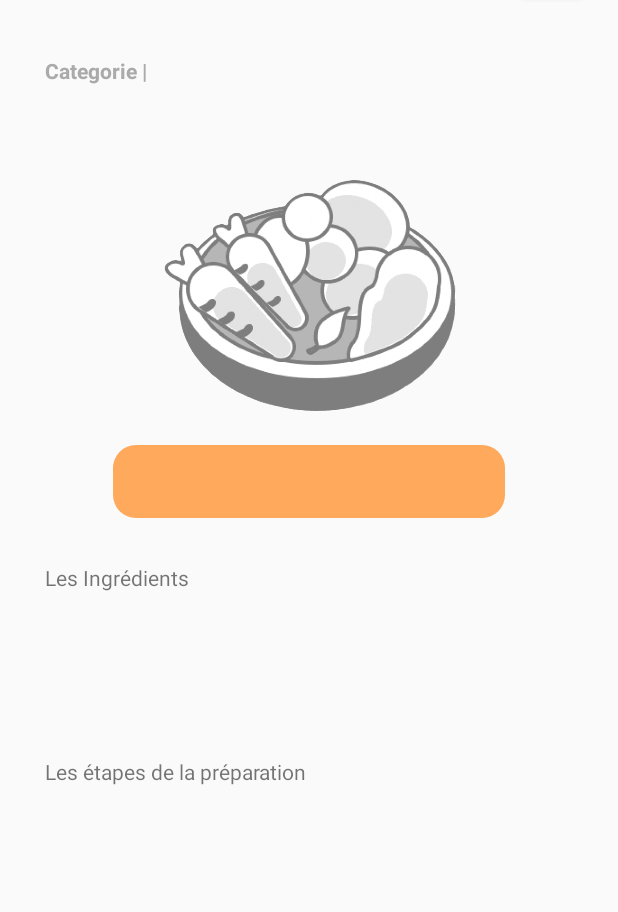
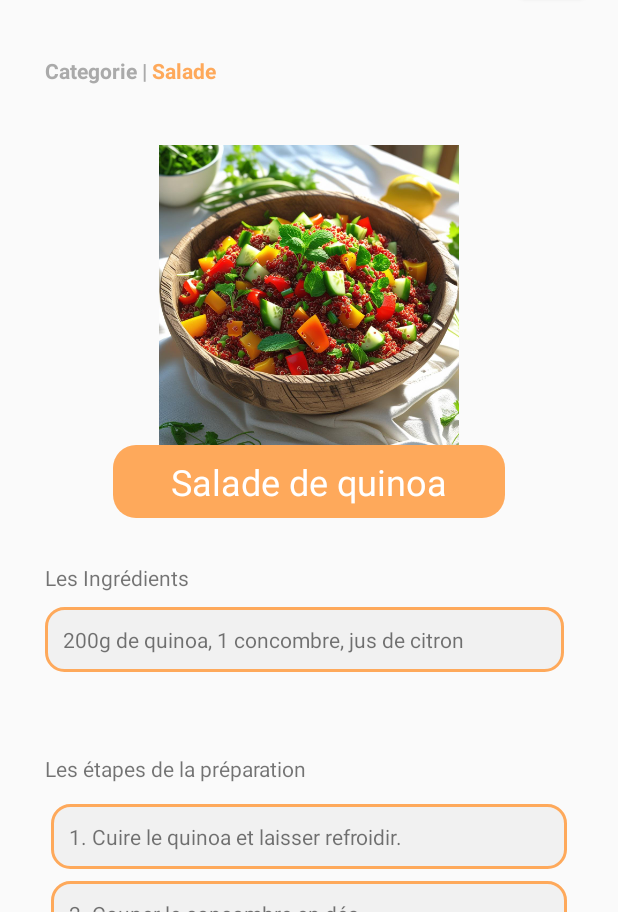
Before and after one commit to EmileDevGit/cuisto, an Android app: the screen it shows after launch (AfficherRecetteDetailActivity), on a phone screen of 412 x 824 dp, the part 324-1236 px from its top. Run offline under Robolectric (Android 15) with nearby library versions, the phone set to English and light mode, and no system bars; our stand-ins replace Room's generated code.

Commit message:
Amelioration du ui et ViewModel

```diff
--- a/cuisto/app/src/main/java/com/moineaux/cuisto/ui/AfficherRecetteDetailActivity.kt
+++ b/cuisto/app/src/main/java/com/moineaux/cuisto/ui/AfficherRecetteDetailActivity.kt
@@ -1,6 +1,8 @@
 package com.moineaux.cuisto.ui
 
+import android.content.Intent
 import android.os.Bundle
+import android.widget.Button
 import android.widget.ImageView
 import android.widget.TextView
 import androidx.activity.viewModels
@@ -8,35 +10,44 @@ import androidx.appcompat.app.AppCompatActivity
 import androidx.recyclerview.widget.RecyclerView
 import com.moineaux.cuisto.R
 import com.moineaux.cuisto.viewmodel.AfficherRecetteDetailViewModel
-import androidx.core.net.toUri
+import com.bumptech.glide.Glide
 
 class AfficherRecetteDetailActivity : AppCompatActivity() {
 
     private val recetteDetailViewModel: AfficherRecetteDetailViewModel by viewModels()
-    private lateinit var adapterIngredients: AfficherRecetteIngredientsAdapter
     private lateinit var adapterEtape: AfficherRecetteEtapesAdapter
-    private lateinit var rvIngredients: RecyclerView
     private lateinit var rvEtapes: RecyclerView
 
     override fun onCreate(savedInstanceState: Bundle?) {
         super.onCreate(savedInstanceState)
         setContentView(R.layout.activity_afficher_recette_detail)
 
-        adapterIngredients = AfficherRecetteIngredientsAdapter()
         adapterEtape = AfficherRecetteEtapesAdapter()
 
-        rvIngredients = findViewById(R.id.rvIngredientsRecetteDetail)
+
         rvEtapes = findViewById(R.id.rvEtapesRecetteDetail)
+        val tvIngredients: TextView = findViewById(R.id.tvIngredientsActuelRecetteDetail)
         val tvNom: TextView = findViewById(R.id.tvNomRecetteDetail)
         val tvCategorie: TextView = findViewById(R.id.tvNomCategorieRecetteDetail)
         val ivRecette: ImageView = findViewById(R.id.imgVPhotoRecetteDetail)
+        val ivLogo: ImageView = findViewById(R.id.imgVLogoRecetteDetail)
+        val btnAjouterRecette: Button = findViewById(R.id.btnAjouteRecetteDetail)
 
-        rvIngredients.adapter = adapterIngredients
         rvEtapes.adapter = adapterEtape
 
+        ivLogo.setOnClickListener {
+            val intention = Intent(this, AccueilActivity::class.java)
+            startActivity(intention)
+            finish()
+        }
+        btnAjouterRecette.setOnClickListener {
+            val intention = Intent(this, AjouterRecetteActivity::class.java)
+            startActivity(intention)
+            finish()
+        }
 
-        recetteDetailViewModel.listIngredientRecetteDetail.observe(this) { ingredients ->
-            adapterIngredients.submitList(ingredients)
+        recetteDetailViewModel.ingredientsRecetteDetail.observe(this) { ingredients ->
+            tvIngredients.text = ingredients
         }
         recetteDetailViewModel.listEtapeRecetteDetail.observe(this) { etapes ->
             adapterEtape.submitList(etapes)
@@ -47,11 +58,26 @@ class AfficherRecetteDetailActivity : AppCompatActivity() {
         recetteDetailViewModel.categorieRecetteDetail.observe(this) { categorie ->
             tvCategorie.text = categorie
         }
+        recetteDetailViewModel.imageUri.observe(this) { srcImage ->
+            if (srcImage != null) {
+                // Premierement essaie de voir si c'est un drawable (Image avec l'app)
+                val idResource = resources.getIdentifier(srcImage, "drawable", packageName)
 
-        recetteDetailViewModel.imageUri.observe(this) { uriString ->
-            if (!uriString.isNullOrEmpty()) {
-                val uri = uriString.toUri()
-                ivRecette.setImageURI(uri)
+                if (idResource != 0) {
+                    // C'est un resource 'drawable'
+                    Glide.with(this)
+                        .load(idResource)
+                        .placeholder(R.drawable.imgdefaut_recette)
+                        .error(R.drawable.imgdefaut_recette)
+                        .into(ivRecette)
+                } else {
+                    // Si c'est un autre chemin (fichier de l utilisateur)
+                    Glide.with(this)
+                        .load(srcImage) // charger a partir d un chemin
+                        .placeholder(R.drawable.imgdefaut_recette)
+                        .error(R.drawable.imgdefaut_recette)
+                        .into(ivRecette)
+                }
             } else {
                 ivRecette.setImageResource(R.drawable.imgdefaut_recette)
             }
--- a/cuisto/app/src/main/java/com/moineaux/cuisto/ui/AfficherRecetteIngredientsAdapter.kt
+++ /dev/null
@@ -1,41 +0,0 @@
-package com.moineaux.cuisto.ui
-
-import android.view.LayoutInflater
-import android.view.View
-import android.view.ViewGroup
-import android.widget.TextView
-import androidx.recyclerview.widget.DiffUtil
-import androidx.recyclerview.widget.ListAdapter
-import androidx.recyclerview.widget.RecyclerView
-import com.moineaux.cuisto.R
-import com.moineaux.cuisto.data.Ingredient
-
-class AfficherRecetteIngredientsAdapter :
-    ListAdapter<Ingredient, AfficherRecetteIngredientsAdapter.AfficherRecetteIngredientsViewHolder>(ingredientsCallBack) {
-
-    companion object {
-        private val ingredientsCallBack = object : DiffUtil.ItemCallback<Ingredient>() {
-            override fun areItemsTheSame(ancienIngredient: Ingredient, nouvelleIngredient: Ingredient): Boolean {
-                return ancienIngredient.id == nouvelleIngredient.id
-            }
-            override fun areContentsTheSame(ancienIngredient: Ingredient, nouvelleIngredient: Ingredient): Boolean {
-                return ancienIngredient == nouvelleIngredient
-            }
-        }
-    }
-
-    inner class AfficherRecetteIngredientsViewHolder(itemView: View) : RecyclerView.ViewHolder(itemView) {
-        val tvIngredient: TextView = itemView.findViewById(R.id.tvNomIngredientRecetteDetail)
-    }
-
-    override fun onCreateViewHolder(parent: ViewGroup, viewType: Int): AfficherRecetteIngredientsViewHolder {
-        val view = LayoutInflater.from(parent.context)
-            .inflate(R.layout.afficher_recette_detail_ingredients, parent, false)
-        return AfficherRecetteIngredientsViewHolder(view)
-    }
-
-    override fun onBindViewHolder(holder: AfficherRecetteIngredientsViewHolder, position: Int) {
-        val ingredient = getItem(position)
-        holder.tvIngredient.text = ingredient.nom
-    }
-}
--- a/cuisto/app/src/main/java/com/moineaux/cuisto/viewmodel/AfficherRecetteDetailViewModel.kt
+++ b/cuisto/app/src/main/java/com/moineaux/cuisto/viewmodel/AfficherRecetteDetailViewModel.kt
@@ -3,15 +3,12 @@ package com.moineaux.cuisto.viewmodel
 import androidx.lifecycle.LiveData
 import androidx.lifecycle.MutableLiveData
 import androidx.lifecycle.ViewModel
-import com.moineaux.cuisto.R
 import com.moineaux.cuisto.data.Etape
-import com.moineaux.cuisto.data.Ingredient
-import androidx.core.net.toUri
 import com.moineaux.cuisto.data.Recette
 
 class AfficherRecetteDetailViewModel: ViewModel() {
-    private val _ingredients = MutableLiveData<List<Ingredient>>(emptyList())
-    val listIngredientRecetteDetail : LiveData<List<Ingredient>> = _ingredients
+    private val _ingredients = MutableLiveData<String>()
+    val ingredientsRecetteDetail : LiveData<String> = _ingredients
 
     private val _etapes = MutableLiveData<List<Etape>>(emptyList())
     val listEtapeRecetteDetail : LiveData<List<Etape>> = _etapes
@@ -32,7 +29,7 @@ class AfficherRecetteDetailViewModel: ViewModel() {
             0,
             "Salade de quinoa",
             "saladequinoa",
-            "quinoa, concombre jus de citron",
+            "200g de quinoa, 1 concombre, jus de citron",
             1
         )
         val listEtapes : List<Etape> = listOf(
@@ -41,6 +38,11 @@ class AfficherRecetteDetailViewModel: ViewModel() {
             Etape(0, 0, 3, "Mélanger le quinoa, le concombre et assaisonner avec le jus de citron, sel et poivre.")
         )
 
+        _etapes.value = listEtapes
+        _nomRecette.value = recette.nomRecette
+        _categorieRecette.value = "Salade" // recuperer a partir du bd
+        _ingredients.value = recette.ingredients
+        _imageUri.value = recette.image
     }
 
 //    private fun afficherMock1() {
--- a/cuisto/app/src/main/res/layout/activity_afficher_recette_detail.xml
+++ b/cuisto/app/src/main/res/layout/activity_afficher_recette_detail.xml
@@ -64,10 +64,10 @@
         android:layout_width="wrap_content"
         android:layout_height="wrap_content"
         android:layout_marginStart="30dp"
-        android:layout_marginTop="10dp"
+        android:layout_marginTop="20dp"
         android:text="Les étapes de la préparation"
         app:layout_constraintStart_toStartOf="parent"
-        app:layout_constraintTop_toBottomOf="@+id/rvIngredientsRecetteDetail" />
+        app:layout_constraintTop_toBottomOf="@+id/scrollVRecetteDetail" />
 
     <TextView
         android:id="@+id/tvNomRecetteDetail"
@@ -84,17 +84,29 @@
         app:layout_constraintTop_toBottomOf="@+id/imgVPhotoRecetteDetail"
         tools:text="Pizza sans fromage" />
 
-    <androidx.recyclerview.widget.RecyclerView
-        android:id="@+id/rvIngredientsRecetteDetail"
-        android:layout_width="match_parent"
-        android:layout_height="90dp"
+    <ScrollView
+        android:id="@+id/scrollVRecetteDetail"
+        android:layout_width="346dp"
+        android:layout_height="78dp"
         android:layout_marginStart="30dp"
         android:layout_marginTop="10dp"
-        android:layout_marginEnd="30dp"
-        app:layout_constraintEnd_toEndOf="parent"
-        app:layoutManager="LinearLayoutManager"
         app:layout_constraintStart_toStartOf="parent"
-        app:layout_constraintTop_toBottomOf="@+id/tvIngredientsRecetteDetail" />
+        app:layout_constraintTop_toBottomOf="@+id/tvIngredientsRecetteDetail">
+
+        <LinearLayout
+            android:layout_width="match_parent"
+            android:layout_height="wrap_content"
+            android:orientation="vertical">
+
+            <TextView
+                android:id="@+id/tvIngredientsActuelRecetteDetail"
+                android:layout_width="match_parent"
+                android:layout_height="match_parent"
+                android:background="@drawable/fond_champ_recherche"
+                android:padding="12dp"
+                tools:text="TextView" />
+        </LinearLayout>
+    </ScrollView>
 
     <androidx.recyclerview.widget.RecyclerView
         android:id="@+id/rvEtapesRecetteDetail"
```
Also changed, not shown: cuisto/app/src/main/java/com/moineaux/cuisto/data/Ingredient.kt (deleted, +0 -10 lines), cuisto/app/src/main/res/layout/afficher_recette_detail_ingredients.xml (deleted, +0 -16 lines).
